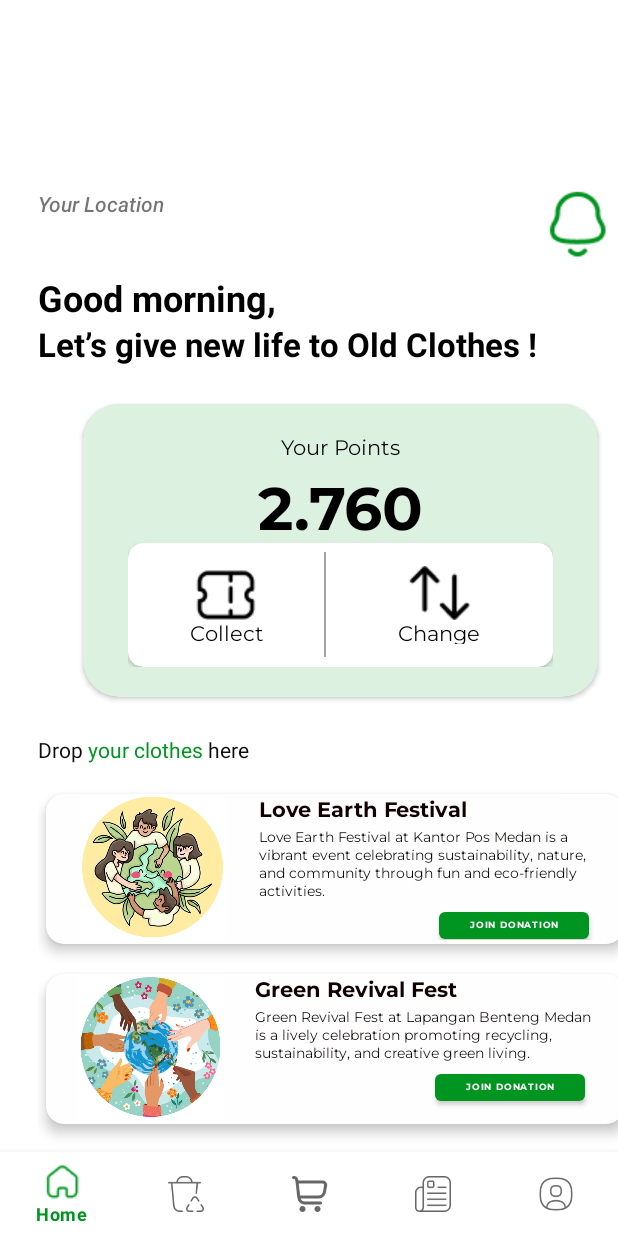
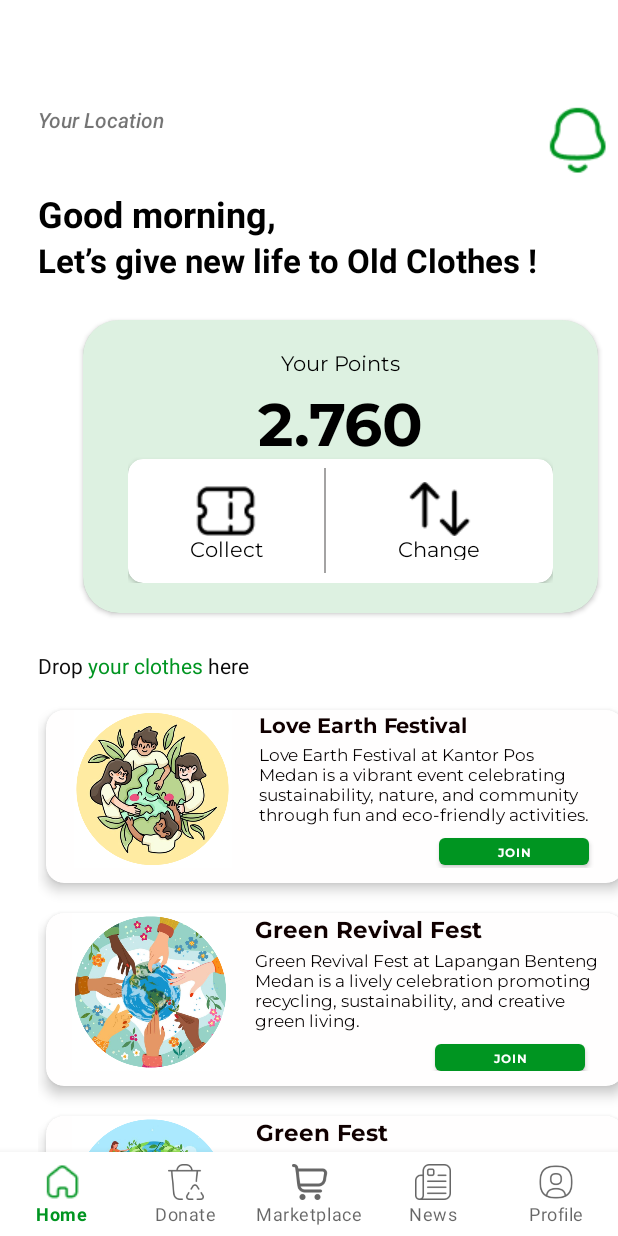
Before and after one commit to Vinola-Lorencia/ReWeave, an Android app: the HomesFragment screen opened directly, with no data from a screen before it, on a phone screen of 412 x 824 dp. Run offline under Robolectric (Android 15) with nearby library versions, the phone set to English and light mode, and no system bars; our stand-ins replace navigation-ui; libraries missing offline, so code that uses them is left out: io.realm; Roboto replaces fonts that are not available here; 3 statements that could not run were skipped.

Commit message:
Memperbaiki MainUIActivity

```diff
--- a/app/build.gradle.kts
+++ b/app/build.gradle.kts
@@ -41,11 +41,14 @@ android {
 }
 
 dependencies {
-    implementation ("androidx.recyclerview:recyclerview:1.3.1") // tambah ini
+    implementation ("androidx.recyclerview:recyclerview:1.3.1")
     implementation ("com.google.android.gms:play-services-location:21.0.1")
     implementation ("com.google.android.material:material:1.12.0")
     implementation ("io.realm:realm-android-library:10.19.0")
     implementation ("androidx.core:core-splashscreen:1.0.0")
+    implementation ("androidx.navigation:navigation-fragment:2.7.7")
+    implementation ("androidx.navigation:navigation-ui:2.7.7")
+    implementation ("com.google.android.material:material:1.12.0")
     implementation(libs.androidx.core.ktx)
     implementation(libs.androidx.appcompat)
     implementation(libs.material)
--- a/app/src/main/AndroidManifest.xml
+++ b/app/src/main/AndroidManifest.xml
@@ -69,7 +69,7 @@
         <activity
             android:name=".RedeemPoinActivity"
             android:exported="false"
-            android:theme="@style/Theme.Point" /> <!-- <activity android:name=".PenukaranPoinBerhasilActivity" android:exported="false" /> -->
+            android:theme="@style/Theme.Point" />
         <activity
             android:name=".RiwayatDonasiActivity"
             android:exported="true">
--- a/app/src/main/java/com/example/reweave/DonationActivity.java
+++ b/app/src/main/java/com/example/reweave/DonationActivity.java
@@ -105,12 +105,12 @@ public class DonationActivity extends AppCompatActivity {
 
     private void setupSubmitButton() {
         submitButton.setOnClickListener(view -> {
-            // Validasi wajib isi
+            // Validasi wajib isi (tanpa validasi foto)
             if (isEmpty(inputFirst) || isEmpty(inputLast) || isEmpty(inputEmail) || isEmpty(inputPhone) ||
                     isEmpty(inputType) || isEmpty(inputColor) || isEmpty(inputSize) || isEmpty(inputCall) ||
-                    donationTargetSpinner.getSelectedItem() == null || selectedImageUri == null) {
+                    donationTargetSpinner.getSelectedItem() == null) {
 
-                Toast.makeText(this, "Semua kolom wajib diisi dan foto harus diunggah!", Toast.LENGTH_SHORT).show();
+                Toast.makeText(this, "Semua kolom wajib diisi!", Toast.LENGTH_SHORT).show();
                 return;
             }
 
@@ -139,7 +139,12 @@ public class DonationActivity extends AppCompatActivity {
                 donasi.setInfo(inputInfo.getText().toString());
                 donasi.setTarget(donationTargetSpinner.getSelectedItem().toString());
                 donasi.setPermission(permissionContact.isChecked());
-                donasi.setPhotoUri(selectedImageUri.toString());
+
+                if (selectedImageUri != null) {
+                    donasi.setPhotoUri(selectedImageUri.toString());
+                } else {
+                    donasi.setPhotoUri(""); // Kosong kalau tidak upload foto
+                }
             });
 
             tambahPoinDonasi(100);
@@ -147,6 +152,7 @@ public class DonationActivity extends AppCompatActivity {
             finish();
         });
     }
+
 
 
     private void tambahPoinDonasi(int poin) {
--- a/app/src/main/java/com/example/reweave/MainUIActivity.java
+++ b/app/src/main/java/com/example/reweave/MainUIActivity.java
@@ -4,21 +4,26 @@ import android.os.Bundle;
 
 import androidx.appcompat.app.AppCompatActivity;
 import androidx.navigation.NavController;
-import androidx.navigation.Navigation;
+import androidx.navigation.fragment.NavHostFragment;
 import androidx.navigation.ui.AppBarConfiguration;
 import androidx.navigation.ui.NavigationUI;
 
 import com.google.android.material.bottomnavigation.BottomNavigationView;
 
 public class MainUIActivity extends AppCompatActivity {
+
     @Override
     protected void onCreate(Bundle savedInstanceState) {
         super.onCreate(savedInstanceState);
         setContentView(R.layout.activity_main);
 
         BottomNavigationView navView = findViewById(R.id.nav_view);
-        NavController navController = Navigation.findNavController(this, R.id.nav_host_fragment_activity_main);
-        AppBarConfiguration config = new AppBarConfiguration.Builder(
+
+        NavHostFragment navHostFragment = (NavHostFragment) getSupportFragmentManager()
+                .findFragmentById(R.id.nav_host_fragment_activity_main);
+        NavController navController = navHostFragment.getNavController();
+
+        AppBarConfiguration appBarConfiguration = new AppBarConfiguration.Builder(
                 R.id.navigation_home,
                 R.id.navigation_donate,
                 R.id.navigation_marketplace,
@@ -26,7 +31,8 @@ public class MainUIActivity extends AppCompatActivity {
                 R.id.navigation_profile
         ).build();
 
-        NavigationUI.setupActionBarWithNavController(this, navController, config);
         NavigationUI.setupWithNavController(navView, navController);
+        // Jika ingin ActionBar (opsional), aktifkan baris berikut
+        // NavigationUI.setupActionBarWithNavController(this, navController, appBarConfiguration);
     }
 }
--- a/app/src/main/java/com/example/reweave/ui/Homes/HomesFragment.java
+++ b/app/src/main/java/com/example/reweave/ui/Homes/HomesFragment.java
@@ -29,6 +29,7 @@ import com.example.reweave.Model.User;
 import com.example.reweave.NotificationActivity;
 import com.example.reweave.R;
 
+import com.example.reweave.ui.Donate.DonateFragment;
 import com.google.android.gms.location.FusedLocationProviderClient;
 import com.google.android.gms.location.LocationCallback;
 import com.google.android.gms.location.LocationRequest;
@@ -88,7 +89,7 @@ public class HomesFragment extends Fragment {
 
         // Navigasi tombol
         btnChange.setOnClickListener(v -> startActivity(new Intent(requireContext(), ChangePoinActivity.class)));
-        btnCollect.setOnClickListener(v -> startActivity(new Intent(requireContext(), MainUIActivity.class)));
+        btnCollect.setOnClickListener(v -> startActivity(new Intent(requireContext(), DonateFragment.class)));
         button.setOnClickListener(v -> startActivity(new Intent(requireContext(), DonationActivity.class)));
         button1.setOnClickListener(v -> startActivity(new Intent(requireContext(), DonationActivity.class)));
         button2.setOnClickListener(v -> startActivity(new Intent(requireContext(), DonationActivity.class)));
--- a/app/src/main/res/layout/activity_main.xml
+++ b/app/src/main/res/layout/activity_main.xml
@@ -1,33 +1,27 @@
 <?xml version="1.0" encoding="utf-8"?>
-<androidx.constraintlayout.widget.ConstraintLayout xmlns:android="http://schemas.android.com/apk/res/android"
+<androidx.coordinatorlayout.widget.CoordinatorLayout xmlns:android="http://schemas.android.com/apk/res/android"
     xmlns:app="http://schemas.android.com/apk/res-auto"
-    android:id="@+id/container"
+    xmlns:tools="http://schemas.android.com/tools"
+    android:id="@+id/main_coordinator_layout"
     android:layout_width="match_parent"
     android:layout_height="match_parent"
-    android:paddingTop="?attr/actionBarSize">
+    tools:context=".MainUIActivity">
 
-    <com.google.android.material.bottomnavigation.BottomNavigationView
-        android:id="@+id/nav_view"
-        android:layout_width="0dp"
-        android:layout_height="wrap_content"
-        android:layout_marginStart="0dp"
-        android:layout_marginEnd="0dp"
-        android:background="?android:attr/windowBackground"
-        app:layout_constraintBottom_toBottomOf="parent"
-        app:layout_constraintLeft_toLeftOf="parent"
-        app:layout_constraintRight_toRightOf="parent"
-        app:menu="@menu/bottom_nav_menu" />
-
-    <fragment
+    <androidx.fragment.app.FragmentContainerView
         android:id="@+id/nav_host_fragment_activity_main"
         android:name="androidx.navigation.fragment.NavHostFragment"
         android:layout_width="match_parent"
         android:layout_height="match_parent"
         app:defaultNavHost="true"
-        app:layout_constraintBottom_toTopOf="@id/nav_view"
-        app:layout_constraintLeft_toLeftOf="parent"
-        app:layout_constraintRight_toRightOf="parent"
-        app:layout_constraintTop_toTopOf="parent"
         app:navGraph="@navigation/mobile_navigation" />
 
-</androidx.constraintlayout.widget.ConstraintLayout>
+    <com.google.android.material.bottomnavigation.BottomNavigationView
+        android:id="@+id/nav_view"
+        android:layout_width="match_parent"
+        android:layout_height="wrap_content"
+        android:layout_gravity="bottom"
+        app:menu="@menu/bottom_nav_menu"
+        app:labelVisibilityMode="labeled"
+        app:backgroundTint="@color/white" />
+
+</androidx.coordinatorlayout.widget.CoordinatorLayout>
--- a/app/src/main/res/layout/fragment_home.xml
+++ b/app/src/main/res/layout/fragment_home.xml
@@ -202,9 +202,7 @@
                         </LinearLayout>
                     </LinearLayout>
                 </androidx.cardview.widget.CardView>
-
             </LinearLayout>
-
         </androidx.cardview.widget.CardView>
 
         <LinearLayout
@@ -243,7 +241,7 @@
 
         <androidx.cardview.widget.CardView
             android:layout_width="385dp"
-            android:layout_height="100dp"
+            android:layout_height="115dp"
             android:layout_marginLeft="5dp"
             android:layout_marginBottom="20dp"
             app:cardBackgroundColor="#FFFEFE"
@@ -252,7 +250,7 @@
 
             <LinearLayout
                 android:layout_width="368dp"
-                android:layout_height="97dp"
+                android:layout_height="105dp"
                 android:orientation="horizontal">
 
                 <ImageView
@@ -276,6 +274,7 @@
                         android:fontFamily="@font/montserratboldc"
                         android:text="Love Earth Festival"
                         android:textColor="#100000"
+                        android:textSize="14sp"
                         android:textStyle="bold" />
 
                     <TextView
@@ -285,7 +284,7 @@
                         android:fontFamily="@font/montserrat"
                         android:text="Love Earth Festival at Kantor Pos Medan is a vibrant event celebrating sustainability, nature, and community through fun and eco-friendly activities."
                         android:textColor="#050000"
-                        android:textSize="9dp" />
+                        android:textSize="11sp" />
 
                     <Button
                         android:id="@+id/button"
@@ -295,14 +294,14 @@
                         android:fontFamily="@font/montserratboldc"
                         android:text="Join Donation"
                         android:textColor="#FFFFFF"
-                        android:textSize="6dp" />
+                        android:textSize="8dp" />
                 </LinearLayout>
             </LinearLayout>
         </androidx.cardview.widget.CardView>
 
         <androidx.cardview.widget.CardView
             android:layout_width="385dp"
-            android:layout_height="100dp"
+            android:layout_height="115dp"
             android:layout_marginLeft="5dp"
             android:layout_marginBottom="20dp"
             app:cardBackgroundColor="#FFFEFE"
@@ -311,7 +310,7 @@
 
             <LinearLayout
                 android:layout_width="368dp"
-                android:layout_height="97dp"
+                android:layout_height="105dp"
                 android:backgroundTint="#F3F3F3"
                 android:orientation="horizontal">
 
@@ -336,6 +335,7 @@
                         android:fontFamily="@font/montserratboldc"
                         android:text="Green Revival Fest"
                         android:textColor="#100000"
+                        android:textSize="15sp"
                         android:textStyle="bold" />
 
                     <TextView
@@ -345,7 +345,7 @@
                         android:fontFamily="@font/montserrat"
                         android:text="Green Revival Fest at Lapangan Benteng Medan is a lively celebration promoting recycling, sustainability, and creative green living."
                         android:textColor="#050000"
-                        android:textSize="9dp" />
+                        android:textSize="11sp" />
 
                     <Button
                         android:id="@+id/button1"
@@ -355,14 +355,14 @@
                         android:fontFamily="@font/montserratboldc"
                         android:text="Join Donation"
                         android:textColor="#FFFFFF"
-                        android:textSize="6dp" />
+                        android:textSize="8dp" />
                 </LinearLayout>
             </LinearLayout>
         </androidx.cardview.widget.CardView>
 
         <androidx.cardview.widget.CardView
             android:layout_width="385dp"
-            android:layout_height="100dp"
+            android:layout_height="115dp"
             android:layout_marginLeft="5dp"
             android:layout_marginBottom="20dp"
             app:cardBackgroundColor="#FFFEFE"
@@ -371,7 +371,7 @@
 
             <LinearLayout
                 android:layout_width="365dp"
-                android:layout_height="match_parent"
+                android:layout_height="105dp"
                 android:orientation="horizontal">
 
                 <ImageView
@@ -395,6 +395,7 @@
                         android:fontFamily="@font/montserratboldc"
                         android:text="Green Fest"
                         android:textColor="#100000"
+                        android:textSize="15sp"
                         android:textStyle="bold" />
 
                     <TextView
@@ -404,7 +405,7 @@
                         android:fontFamily="@font/montserrat"
                         android:text="Green Fest at Lapangan Benteng Medan is a lively celebration promoting recycling, sustainability, and creative green living."
                         android:textColor="#050000"
-                        android:textSize="9dp" />
+                        android:textSize="11sp" />
 
                     <Button
                         android:id="@+id/button2"
@@ -414,7 +415,7 @@
                         android:fontFamily="@font/montserratboldc"
                         android:text="Join Donation"
                         android:textColor="#FFFFFF"
-                        android:textSize="6dp" />
+                        android:textSize="8dp" />
                     />
                 </LinearLayout>
             </LinearLayout>
```
